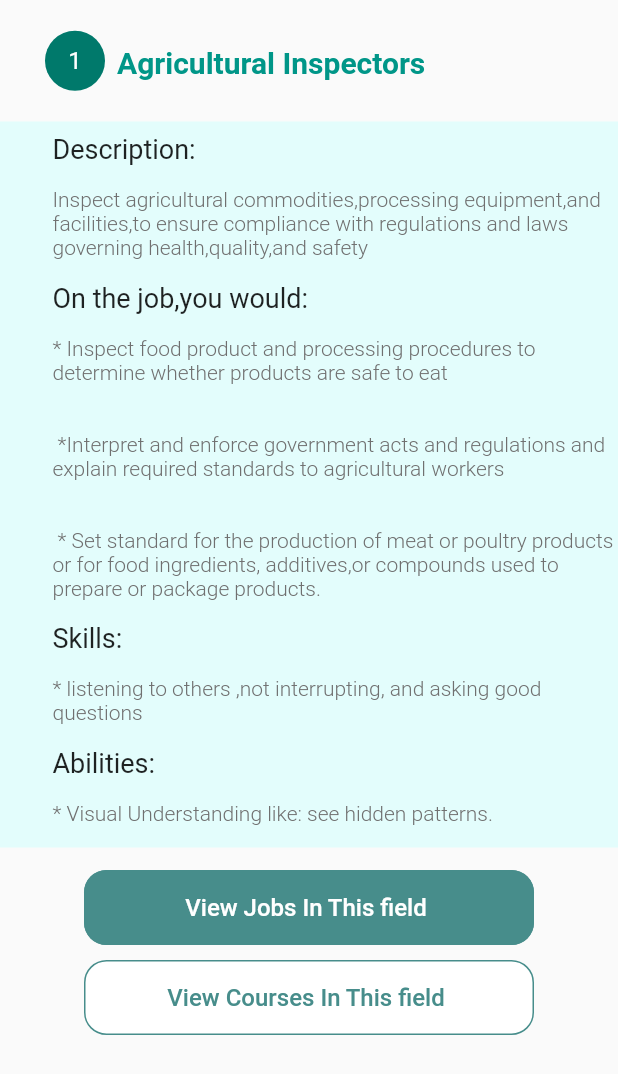
After one commit to ahmed101ibrahiem/career-path-recommendation-system, a Flutter app: the CareerDetails screen opened by its route, on a phone screen of 412 x 824 dp. The commit adds this screen. Shown: the top 1074 px of the screen. Run offline on Flutter 3.47's test engine with Material 2 defaults, Android fonts, the phone set to English and light mode, and no system bars; our stand-ins replace community_material_icon, percent_indicator, smooth_page_indicator, splashscreen, syncfusion_flutter_charts; missing offline and left inert: dart:ffi, dropdown_plus.

Commit message:
career_detail& update screens

```diff
--- /dev/null
+++ b/lib/ui/screens/career_detail.dart
@@ -0,0 +1,108 @@
+import 'package:flutter/material.dart';
+import 'package:pharus/constant/colors.dart';
+import 'package:pharus/ui/widgets/buttons.dart';
+
+class CareerDetails extends StatefulWidget {
+  static const id = 'CareerDetails';
+
+  @override
+  _CareerDetailsState createState() => _CareerDetailsState();
+}
+
+class _CareerDetailsState extends State<CareerDetails> {
+  @override
+  Widget build(BuildContext context) {
+    return Scaffold(
+      body: SafeArea(
+          child: SingleChildScrollView(
+        child: Padding(
+          padding: const EdgeInsets.fromLTRB(0, 20, 0, 20),
+          child: Column(
+            children: [
+              Row(
+                children: [
+                  Padding(
+                    padding: const EdgeInsets.only(left: 30),
+                    child: CircleAvatar(
+                      child: Text('1'),
+                    ),
+                  ),
+                  Padding(
+                    padding: const EdgeInsets.fromLTRB(8, 10, 0, 8),
+                    child: Text('Agricultural Inspectors',
+                        style: TextStyle(
+                            color: Colors.teal,
+                            fontSize: 20,
+                            fontWeight: FontWeight.bold)),
+                  )
+                ],
+              ),
+              SizedBox(
+                height: 20,
+              ),
+              Container(
+                  color: circle,
+                  width: double.infinity,
+                  child: Padding(
+                    padding: const EdgeInsets.fromLTRB(35, 8, 0, 15),
+                    child: Column(
+                      crossAxisAlignment: CrossAxisAlignment.start,
+                      children: [
+                        Text(
+                          'Description:',
+                          style: TextStyle(
+                              fontSize: 18, fontWeight: FontWeight.w400),
+                        ),
+                        SizedBox(height: 15),
+                        Text(
+                          'Inspect agricultural commodities,processing equipment,and facilities,to ensure compliance with regulations and laws governing health,quality,and safety',
+                          style: TextStyle(
+                              color: labelText, fontWeight: FontWeight.w300),
+                        ),
+                        SizedBox(height: 15),
+                        Text(
+                          'On the job,you would:',
+                          style: TextStyle(
+                              fontSize: 18, fontWeight: FontWeight.w400),
+                        ),
+                        SizedBox(height: 15),
+                        Text(
+                          '* Inspect food product and processing procedures to determine whether products are safe to eat\n \n \n *Interpret and enforce government acts and regulations and explain required standards to agricultural workers \n \n \n * Set standard for the production of meat or poultry products or for food ingredients, additives,or compounds used to prepare or package products.',
+                          style: TextStyle(
+                              color: labelText, fontWeight: FontWeight.w300),
+                        ),
+                        SizedBox(height: 15),
+                        Text(
+                          'Skills:',
+                          style: TextStyle(
+                              fontSize: 18, fontWeight: FontWeight.w400),
+                        ),
+                        SizedBox(height: 15),
+                        Text(
+                            '* listening to others ,not interrupting, and asking good questions',
+                            style: TextStyle(
+                                color: labelText, fontWeight: FontWeight.w300)),
+                        SizedBox(height: 15),
+                        Text('Abilities:',
+                            style: TextStyle(
+                                fontSize: 18, fontWeight: FontWeight.w400)),
+                        SizedBox(height: 15),
+                        Text(
+                            '* Visual Understanding like: see hidden patterns.',
+                            style: TextStyle(
+                                color: labelText, fontWeight: FontWeight.w300))
+                      ],
+                    ),
+                  )),
+              SizedBox(height: 15),
+              buttons(Colors.white, bottom, 'View Jobs In This field ', () {}),
+              SizedBox(height: 10),
+              buttons(
+                  bottom, Colors.white, 'View Courses In This field ', () {}),
+            ],
+          ),
+        ),
+      )),
+    );
+  }
+}
--- a/lib/ui/screens/login.dart
+++ b/lib/ui/screens/login.dart
@@ -4,6 +4,7 @@ import 'dart:ui';
 
 import 'package:flutter/material.dart';
 import 'package:pharus/constant/colors.dart';
+import 'package:pharus/ui/screens/success2.dart';
 import 'package:pharus/ui/widgets/buttons.dart';
 import 'package:pharus/ui/widgets/textForm.dart';
 
@@ -54,7 +55,7 @@ class _LoginState extends State<Login> {
                     ),
                     buttons(Colors.white, bottom, 'Login', () {
                       setState(() {
-                        Navigator.pushReplacementNamed(context, Success.id);
+                        Navigator.pushReplacementNamed(context, SuccessTwo.id);
                       });
                     }),
                     Row(
--- a/lib/ui/screens/results.dart
+++ b/lib/ui/screens/results.dart
@@ -1,6 +1,6 @@
 import 'package:flutter/material.dart';
 import 'package:pharus/constant/colors.dart';
-import 'package:pharus/ui/screens/recommendJob.dart';
+import 'package:pharus/ui/screens/recommend_Career.dart';
 import 'package:pharus/ui/widgets/buttons.dart';
 import 'package:syncfusion_flutter_charts/charts.dart';
 
@@ -104,7 +104,7 @@ class _ResultState extends State<Result> {
               ),
               buttons(Colors.white, bottom, 'NEXT !', () {
                 setState(() {
-                  Navigator.pushNamed(context, RecommendJobs.id);
+                  Navigator.pushNamed(context, RecommendCareer.id);
                 });
               }),
               const SizedBox(
```
Also changed, not shown: lib/main.dart (+6 -2 lines), lib/ui/screens/recommend_Career.dart (renamed from lib/ui/screens/recommendJob.dart, +9 -5 lines), lib/ui/screens/success2.dart (added, +47 -0 lines).
